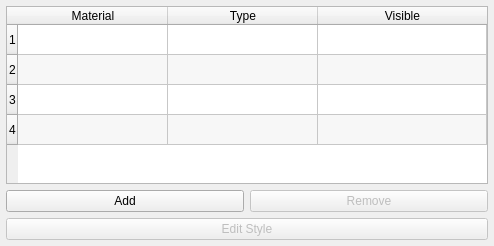
Above: hexrd/ui/resources/ui/overlay_manager.ui from HEXRD/hexrdgui before the change. Below: the same form after it.
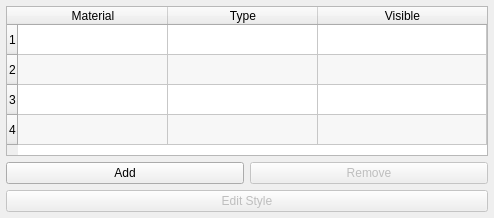
That is the form after the change.

The edit to the form file:
```diff
--- a/hexrd/ui/resources/ui/overlay_manager.ui
+++ b/hexrd/ui/resources/ui/overlay_manager.ui
@@ -7,7 +7,7 @@
     <x>0</x>
     <y>0</y>
     <width>494</width>
-    <height>246</height>
+    <height>200</height>
    </rect>
   </property>
   <property name="minimumSize">
```
